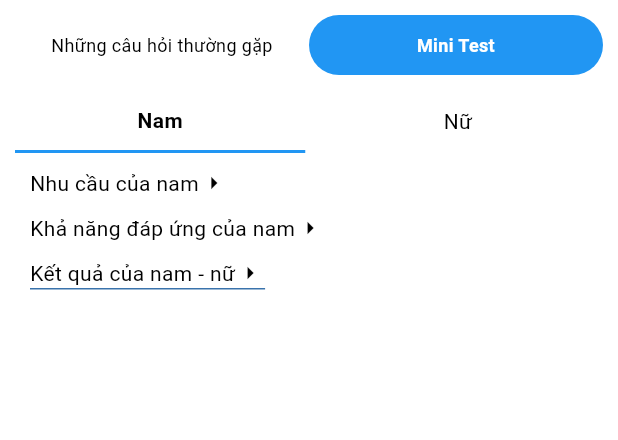
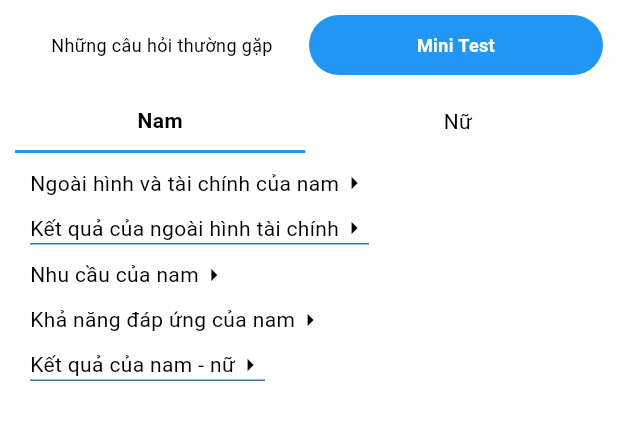
Before and after one commit to helloChiHai/chatboxAI, a Flutter app: the HomePage screen opened by its route, after a tap on the "chat bubble outline" icon, after a tap on "Mini Test", on a phone screen of 412 x 824 dp, the part 120-560 px from its top. Run offline on Flutter 3.47's test engine with Material 3 defaults, Android fonts, the phone set to English and light mode, and no system bars; our stand-ins replace dio, equatable, firebase_auth, firebase_core, flutter_bloc, flutter_local_notifications and 7 more; accounts and stored records are empty.

Commit message:
thêm kết quả của ngoại hình tái chính

```diff
--- /dev/null
+++ b/lib/bloc/appearanceFinanceBloc/appearanceFinance_bloc.dart
@@ -0,0 +1,42 @@
+import 'package:flutter_bloc/flutter_bloc.dart';
+import 'package:stock_flutter/bloc/appearanceFinanceBloc/appearanceFinance_event.dart';
+import 'package:stock_flutter/bloc/appearanceFinanceBloc/appearanceFinance_state.dart';
+import 'package:stock_flutter/repositories/appearanceFinance_repository.dart';
+
+class AppearanceFinanceBloc
+    extends Bloc<AppearanceFinanceEvent, AppearanceFinanceState> {
+  final AppearanceFinanceRepository repository;
+  Map<String, List<Map<String, dynamic>>> _questionsMap = {};
+
+  AppearanceFinanceBloc({required this.repository})
+      : super(AppearanceFinanceInitial()) {
+    on<SaveAppearanceFinanceEvent>(onSaveAppearanceFinance);
+    on<LoadAppearanceFinanceEvent>(onLoadedQuestion);
+    on<ClearAppearanceFinanceEvent>(onClearQuestion);
+  }
+
+  Future<void> onSaveAppearanceFinance(SaveAppearanceFinanceEvent event,
+      Emitter<AppearanceFinanceState> emit) async {
+    await repository.saveQuestions(event.questions, event.key);
+    _questionsMap[event.key] = event.questions;
+    emit(AppearanceFinanceLoaded(questionsMap: Map.from(_questionsMap)));
+  }
+
+  Future<void> onLoadedQuestion(LoadAppearanceFinanceEvent event,
+      Emitter<AppearanceFinanceState> emit) async {
+    try {
+      final questions = await repository.getQuestions(event.key);
+      _questionsMap[event.key] = questions;
+      emit(AppearanceFinanceLoaded(questionsMap: Map.from(_questionsMap)));
+    } catch (e) {
+      emit(AppearanceFinanceError(message: 'Lỗi khi tải dữ liệu'));
+    }
+  }
+
+  Future<void> onClearQuestion(ClearAppearanceFinanceEvent event,
+      Emitter<AppearanceFinanceState> emit) async {
+    await repository.clearQuestion(event.key);
+    _questionsMap[event.key] = [];
+    emit(AppearanceFinanceLoaded(questionsMap: Map.from(_questionsMap)));
+  }
+}
--- /dev/null
+++ b/lib/bloc/appearanceFinanceBloc/appearanceFinance_event.dart
@@ -0,0 +1,34 @@
+import 'package:equatable/equatable.dart';
+
+abstract class AppearanceFinanceEvent extends Equatable {
+  @override
+  List<Object?> get props => [];
+}
+
+class SaveAppearanceFinanceEvent extends AppearanceFinanceEvent {
+  final List<Map<String, dynamic>> questions;
+  final String key;
+
+  SaveAppearanceFinanceEvent({required this.questions, required this.key});
+
+  @override
+  List<Object?> get props => [questions];
+}
+
+class LoadAppearanceFinanceEvent extends AppearanceFinanceEvent {
+  final String key;
+
+  LoadAppearanceFinanceEvent({required this.key});
+
+  @override
+  List<Object?> get props => [key];
+}
+
+class ClearAppearanceFinanceEvent extends AppearanceFinanceEvent {
+  final String key;
+
+  ClearAppearanceFinanceEvent({required this.key});
+
+  @override
+  List<Object?> get props => [key];
+}
--- /dev/null
+++ b/lib/bloc/appearanceFinanceBloc/appearanceFinance_state.dart
@@ -0,0 +1,26 @@
+import 'package:equatable/equatable.dart';
+
+abstract class AppearanceFinanceState extends Equatable {
+  @override
+  List<Object?> get props => [];
+}
+
+class AppearanceFinanceInitial extends AppearanceFinanceState {}
+
+class AppearanceFinanceLoaded extends AppearanceFinanceState {
+  final Map<String, List<Map<String, dynamic>>> questionsMap;
+
+  AppearanceFinanceLoaded({required this.questionsMap});
+
+  @override
+  List<Object?> get props => [questionsMap];
+}
+
+class AppearanceFinanceError extends AppearanceFinanceState {
+  final String message;
+
+  AppearanceFinanceError({required this.message});
+
+  @override
+  List<Object?> get props => [message];
+}
--- a/lib/main.dart
+++ b/lib/main.dart
@@ -3,6 +3,7 @@ import 'package:flutter/material.dart';
 import 'package:flutter_bloc/flutter_bloc.dart';
 import 'package:flutter_local_notifications/flutter_local_notifications.dart';
 import 'package:permission_handler/permission_handler.dart';
+import 'package:stock_flutter/bloc/appearanceFinanceBloc/appearanceFinance_bloc.dart';
 import 'package:stock_flutter/bloc/auth/auth_bloc.dart';
 import 'package:stock_flutter/bloc/auth/auth_event.dart';
 import 'package:stock_flutter/bloc/auth/auth_state.dart';
@@ -13,6 +14,7 @@ import 'package:stock_flutter/bloc/questions/questions_bloc.dart';
 import 'package:stock_flutter/bloc/scheduleBloc/schedule_bloc.dart';
 import 'package:stock_flutter/bloc/themeBloc/theme_bloc.dart';
 import 'package:stock_flutter/constants/localization.dart';
+import 'package:stock_flutter/repositories/appearanceFinance_repository.dart';
 import 'package:stock_flutter/repositories/auth_repository.dart';
 import 'package:stock_flutter/repositories/changeModal_repository.dart';
 import 'package:stock_flutter/repositories/chat_repository.dart';
@@ -20,6 +22,7 @@ import 'package:stock_flutter/repositories/question_repository.dart';
 import 'package:stock_flutter/routes/app_routes.dart';
 import 'package:flutter_localizations/flutter_localizations.dart';
 import 'package:stock_flutter/services/QuestionService.dart';
+import 'package:stock_flutter/services/appearanceFinanceService.dart';
 import 'package:stock_flutter/services/navigation_service.dart';
 import 'package:stock_flutter/services/service_locator.dart';
 
@@ -45,12 +48,15 @@ void main() async {
   final changeModalRepository = ChangeModalRepository();
   final questionRepository =
       QuestionRepository(questionService: QuestionService());
+  final appearanceFinanceRepository = AppearanceFinanceRepository(
+      appearanceFinanceService: AppearanceFinanceService());
 
   runApp(MyApp(
     authRepository: authRepository,
     chatRepository: chatRepository,
     changeModalRepository: changeModalRepository,
     questionRepository: questionRepository,
+    appearanceFinanceRepository: appearanceFinanceRepository,
   ));
 }
 
@@ -88,11 +94,13 @@ class MyApp extends StatelessWidget {
   final ChatRepository chatRepository;
   final ChangeModalRepository changeModalRepository;
   final QuestionRepository questionRepository;
+  final AppearanceFinanceRepository appearanceFinanceRepository;
   const MyApp({
     required this.authRepository,
     required this.chatRepository,
     required this.changeModalRepository,
     required this.questionRepository,
+    required this.appearanceFinanceRepository,
   });
 
   NavigatorState get _navigator =>
@@ -114,6 +122,9 @@ class MyApp extends StatelessWidget {
                 ChangeModalBloc(modalRepository: changeModalRepository)),
         BlocProvider<QuestionsBloc>(
             create: (context) => QuestionsBloc(repository: questionRepository)),
+        BlocProvider<AppearanceFinanceBloc>(
+            create: (context) =>
+                AppearanceFinanceBloc(repository: appearanceFinanceRepository)),
       ],
       child: Builder(
         builder: (context) {
--- /dev/null
+++ b/lib/repositories/appearanceFinance_repository.dart
@@ -0,0 +1,19 @@
+import 'package:stock_flutter/services/appearanceFinanceService.dart';
+
+class AppearanceFinanceRepository {
+  final AppearanceFinanceService appearanceFinanceService;
+
+  AppearanceFinanceRepository({required this.appearanceFinanceService});
+
+  Future<void> saveQuestions(List<Map<String, dynamic>> questions, String key) {
+    return appearanceFinanceService.saveAppearanceFinance(key, questions);
+  }
+
+  Future<List<Map<String, dynamic>>> getQuestions(String key) {
+    return appearanceFinanceService.getAppearanceFinance(key);
+  }
+
+  Future<void> clearQuestion(String key) {
+    return appearanceFinanceService.clearAppearanceFinance(key);
+  }
+}
--- a/lib/routes/app_routes.dart
+++ b/lib/routes/app_routes.dart
@@ -1,4 +1,6 @@
 import 'package:flutter/material.dart';
+import 'package:stock_flutter/srceens/AppearanceFinance/appearanceFinance.dart';
+import 'package:stock_flutter/srceens/appearanceFinaceScores/appearanceFinaceScores.dart';
 import 'package:stock_flutter/srceens/chat/chat.dart';
 import 'package:stock_flutter/srceens/home/home.dart';
 import 'package:stock_flutter/srceens/listQuestion/listQuestion.dart';
@@ -21,6 +23,8 @@ class AppRoutes {
   static const String userInformation = '/userInformation';
   static const String listQuestion = '/listQuestion';
   static const String miniTestScores = '/miniTestScores';
+  static const String appearanceFinance = '/appearanceFinance';
+  static const String appearanceFinaceScores = '/appearanceFinaceScores';
 
   static Route? generateRoute(RouteSettings settings) {
     Widget screen;
@@ -64,6 +68,16 @@ class AppRoutes {
           typeScores: args['typeScores'],
         );
         break;
+      case appearanceFinance:
+        final args = settings.arguments as Map<String, dynamic>;
+        screen = AppearanceFinance(
+          titleHeader: args['titleHeader'],
+          sex: args['sex'],
+        );
+        break;
+      case appearanceFinaceScores:
+        screen = AppearanceFinaceScores();
+        break;
       default:
         return errorRoute();
     }
--- a/lib/srceens/exam/exam.dart
+++ b/lib/srceens/exam/exam.dart
@@ -49,9 +49,28 @@ class _ExamState extends State<Exam> {
     );
   }
 
+  void handleGoResultAppearanceFinance() {
+    Utils.navigator(
+      context,
+      AppRoutes.appearanceFinaceScores,
+      arguments: {},
+    );
+  }
+
+  void handleGoAppearanceFinance(String titleHeader, String sex) {
+    Utils.navigator(
+      context,
+      AppRoutes.appearanceFinance,
+      arguments: {
+        'titleHeader': titleHeader,
+        'sex': sex, // 1: nam; 0:nu
+      },
+    );
+  }
+
   @override
   Widget build(BuildContext context) {
-    return Container(
+    return SizedBox(
       child: Column(
         children: [
           // select set
@@ -94,6 +113,62 @@ class _ExamState extends State<Exam> {
               padding: const EdgeInsets.all(10),
               child: Column(
                 children: [
+                  InkWell(
+                    onTap: () => handleGoAppearanceFinance(
+                      'Ngoài hình và tài chính của ${sex == 1 ? 'nam' : 'nữ'}',
+                      sex == 1 ? '1' : '0',
+                    ),
+                    child: SizedBox(
+                      child: Row(
+                        crossAxisAlignment: CrossAxisAlignment.center,
+                        children: [
+                          textCus(
+                            context: context,
+                            text:
+                                'Ngoài hình và tài chính của ${sex == 1 ? 'nam' : 'nữ'}',
+                            fontSize: AppSizeText.sizeText14,
+                          ),
+                          const Icon(
+                            Icons.arrow_right,
+                            size: 20,
+                            color: AppColors.c_black,
+                          )
+                        ],
+                      ),
+                    ),
+                  ),
+                  const SizedBox(height: 10),
+                  InkWell(
+                    onTap: handleGoResultAppearanceFinance,
+                    child: Align(
+                      alignment: Alignment.centerLeft,
+                      child: Container(
+                        decoration: const BoxDecoration(
+                            border: Border(
+                                bottom: BorderSide(
+                          color: AppColors.c_3399FF,
+                          width: 1,
+                        ))),
+                        child: Row(
+                          mainAxisSize: MainAxisSize.min,
+                          crossAxisAlignment: CrossAxisAlignment.center,
+                          children: [
+                            textCus(
+                              context: context,
+                              text: 'Kết quả của ngoài hình tài chính',
+                              fontSize: AppSizeText.sizeText14,
+                            ),
+                            const Icon(
+                              Icons.arrow_right,
+                              size: 20,
+                              color: AppColors.c_black,
+                            )
+                          ],
+                        ),
+                      ),
+                    ),
+                  ),
+                  const SizedBox(height: 10),
                   InkWell(
                     onTap: () => handleGoListQuestion(
                       sex == 1 ? 1 : 0,
```
Also changed, not shown: lib/models/personMiniTest_model.dart (added, +13 -0 lines), lib/services/appearanceFinanceService.dart (added, +28 -0 lines), lib/srceens/AppearanceFinance/appearanceFinance.dart (added, +216 -0 lines), lib/srceens/appearanceFinaceScores/appearanceFinaceScores.dart (added, +108 -0 lines).
